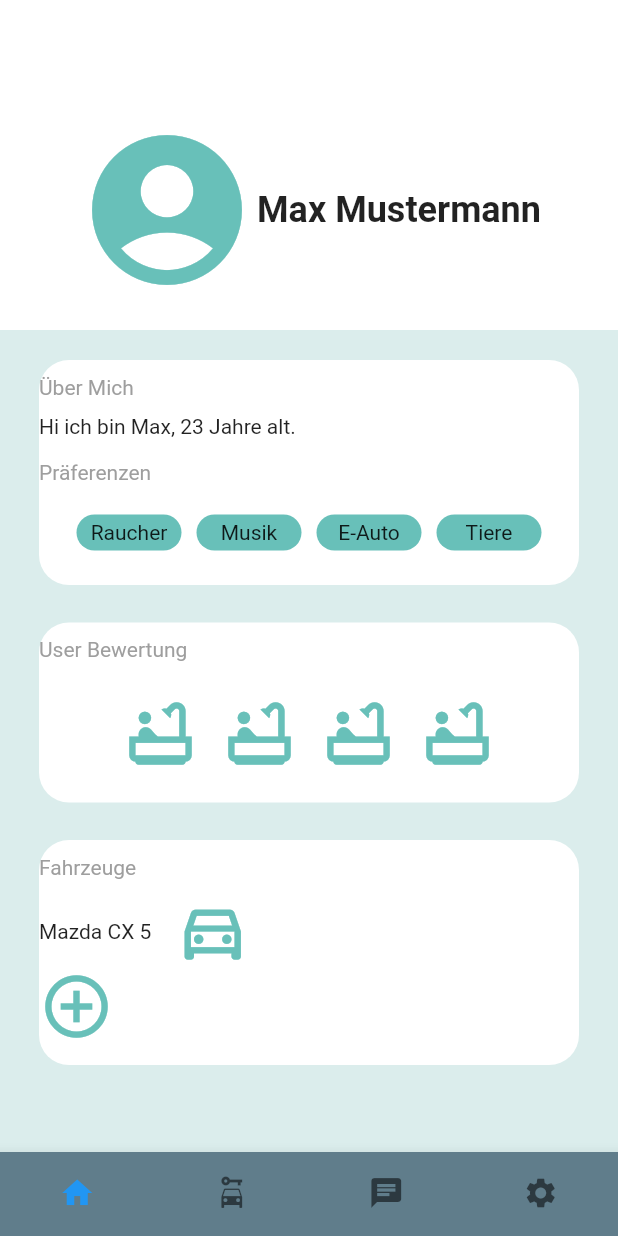
After one commit to MaechtigerMetzger/UniGo, a Flutter app: the screen it shows after launch, after a tap on "Profil", on a phone screen of 412 x 824 dp. The commit adds this screen. Run offline on Flutter 3.47's test engine with Material 2 defaults, Android fonts, the phone set to English and light mode, and no system bars; our stand-ins replace flutter_svg, get, google_fonts.

Commit message:
added profile_screen and profileSettings_screen

```diff
--- a/lib/screens/auswahl_screen.dart
+++ b/lib/screens/auswahl_screen.dart
@@ -3,6 +3,7 @@ import 'package:unigo_prototyp/screens/dialog_test_screen.dart';
 import 'package:unigo_prototyp/screens/fahrten/fahrt_hinzufuegen_screen.dart';
 import 'package:unigo_prototyp/screens/home_screen.dart';
 import 'package:unigo_prototyp/screens/login_screen.dart';
+import 'package:unigo_prototyp/screens/profil/profile_screen.dart';
 import 'package:unigo_prototyp/screens/registrieren_screen.dart';
 import 'package:unigo_prototyp/widgets/svg_scaffold_widget.dart';
 
@@ -25,6 +26,8 @@ class AuswahlScreen extends StatelessWidget {
           _buildRouteButton(context, "Registrieren Screen", RegistrierenScreen()),
           _spacer(),
           _buildRouteButton(context, "Fahrt hinzufügen", FahrtHinzufuegenScreen()),
+          _spacer(),
+          _buildRouteButton(context, "Profil", ProfileScreen()),
         ],
       ),
     ));
--- /dev/null
+++ b/lib/screens/profil/profile_screen.dart
@@ -0,0 +1,229 @@
+import 'package:flutter/material.dart';
+
+class ProfileScreen extends StatelessWidget {
+  const ProfileScreen({Key? key}) : super(key: key);
+
+  @override
+  Widget build(BuildContext context) {
+    return Scaffold(
+      bottomNavigationBar: BottomNavigationBar(
+        type: BottomNavigationBarType.fixed,
+        showUnselectedLabels: false,
+        showSelectedLabels: false,
+        backgroundColor: Colors.blueGrey,
+        items: [
+          BottomNavigationBarItem(
+            icon: Icon(Icons.home),
+            label: "",
+          ),
+          BottomNavigationBarItem(
+            icon: Icon(Icons.car_rental),
+            label: "",
+          ),
+          BottomNavigationBarItem(
+            icon: Icon(Icons.chat),
+            label: "",
+          ),
+          BottomNavigationBarItem(
+            icon: Icon(Icons.settings),
+            label: "",
+          ),
+        ],
+      ),
+      backgroundColor: Color.fromARGB(255, 219, 237, 236),
+      body: Column(
+        crossAxisAlignment: CrossAxisAlignment.center,
+        children: [
+          Container(
+            color: Colors.white,
+            child: Column(
+              children: [
+                SizedBox(height: 80),
+                _buildUser("Max Mustermann"),
+                SizedBox(height: 20),
+              ],
+            ),
+          ),
+          SizedBox(height: 20),
+          Container(
+            width: 360,
+            height: 150,
+            decoration: BoxDecoration(
+              color: Colors.white,
+              borderRadius: BorderRadius.circular(20),
+            ),
+            child: Center(
+              child: Column(
+                crossAxisAlignment: CrossAxisAlignment.start,
+                children: [
+                  SizedBox(height: 10),
+                  _buildCaption("Über Mich"),
+                  SizedBox(height: 10),
+                  Text("Hi ich bin Max, 23 Jahre alt."),
+                  SizedBox(height: 15),
+                  _buildCaption("Präferenzen"),
+                  SizedBox(height: 15),
+                  Row(
+                    mainAxisAlignment: MainAxisAlignment.center,
+                    children: [
+                      Padding(
+                        padding: const EdgeInsets.all(5.0),
+                        child: _buildPreferences("Raucher"),
+                      ),
+                      Padding(
+                        padding: const EdgeInsets.all(5.0),
+                        child: _buildPreferences("Musik"),
+                      ),
+                      Padding(
+                        padding: const EdgeInsets.all(5.0),
+                        child: _buildPreferences("E-Auto"),
+                      ),
+                      Padding(
+                        padding: const EdgeInsets.all(5.0),
+                        child: _buildPreferences("Tiere"),
+                      )
+                    ],
+                  )
+                ],
+              ),
+            ),
+          ),
+          SizedBox(height: 25),
+          Container(
+            width: 360,
+            height: 120,
+            decoration: BoxDecoration(
+              color: Colors.white,
+              borderRadius: BorderRadius.circular(20),
+            ),
+            child: Center(
+              child: Column(
+                crossAxisAlignment: CrossAxisAlignment.start,
+                children: [
+                  SizedBox(height: 10),
+                  _buildCaption("User Bewertung"),
+                  SizedBox(height: 15),
+                  Row(
+                    mainAxisAlignment: MainAxisAlignment.center,
+                    children: [
+                      Padding(
+                        padding: const EdgeInsets.all(8.0),
+                        child: Icon(
+                          Icons.bathtub_outlined,
+                          size: 50,
+                          color: Color.fromARGB(255, 104, 192, 185),
+                        ),
+                      ),
+                      Padding(
+                        padding: const EdgeInsets.all(8.0),
+                        child: Icon(
+                          Icons.bathtub_outlined,
+                          size: 50,
+                          color: Color.fromARGB(255, 104, 192, 185),
+                        ),
+                      ),
+                      Padding(
+                        padding: const EdgeInsets.all(8.0),
+                        child: Icon(
+                          Icons.bathtub_outlined,
+                          size: 50,
+                          color: Color.fromARGB(255, 104, 192, 185),
+                        ),
+                      ),
+                      Padding(
+                        padding: const EdgeInsets.all(8.0),
+                        child: Icon(
+                          Icons.bathtub_outlined,
+                          size: 50,
+                          color: Color.fromARGB(255, 104, 192, 185),
+                        ),
+                      )
+                    ],
+                  )
+                ],
+              ),
+            ),
+          ),
+          SizedBox(height: 25),
+          Container(
+            width: 360,
+            height: 150,
+            decoration: BoxDecoration(
+              color: Colors.white,
+              borderRadius: BorderRadius.circular(20),
+            ),
+            child: Center(
+              child: Column(
+                crossAxisAlignment: CrossAxisAlignment.start,
+                children: [
+                  SizedBox(height: 10),
+                  _buildCaption("Fahrzeuge"),
+                  SizedBox(height: 10),
+                  Row(
+                    children: [
+                      Text("Mazda CX 5"),
+                      Padding(
+                        padding: const EdgeInsets.only(left: 16),
+                        child: Icon(
+                          Icons.directions_car_outlined,
+                          size: 50,
+                          color: Color.fromARGB(255, 104, 192, 185),
+                        ),
+                      ),
+                    ],
+                  ),
+                  Icon(
+                    Icons.add_circle_outline,
+                    size: 50,
+                    color: Color.fromARGB(255, 104, 192, 185),
+                  ),
+                ],
+              ),
+            ),
+          )
+        ],
+      ),
+    );
+  }
+
+  Container _buildPreferences(String data) {
+    return Container(
+      height: 24,
+      width: 70,
+      decoration: BoxDecoration(
+        color: Color.fromARGB(255, 104, 192, 185),
+        borderRadius: BorderRadius.circular(20),
+      ),
+      child: Center(child: Text(data)),
+    );
+  }
+
+  Text _buildCaption(String data) {
+    return Text(
+      data,
+      style: TextStyle(
+        color: Colors.grey,
+      ),
+    );
+  }
+
+  Row _buildUser(String username) {
+    return Row(
+      mainAxisAlignment: MainAxisAlignment.center,
+      children: [
+        Icon(
+          Icons.account_circle_rounded,
+          size: 120,
+          color: Color.fromARGB(255, 104, 192, 185),
+        ),
+        Text(
+          username,
+          style: TextStyle(
+            fontWeight: FontWeight.bold,
+            fontSize: 24,
+          ),
+        )
+      ],
+    );
+  }
+}
```
Also changed, not shown: lib/screens/profil/profileSettings_screen.dart (added, +228 -0 lines), pubspec.lock.
